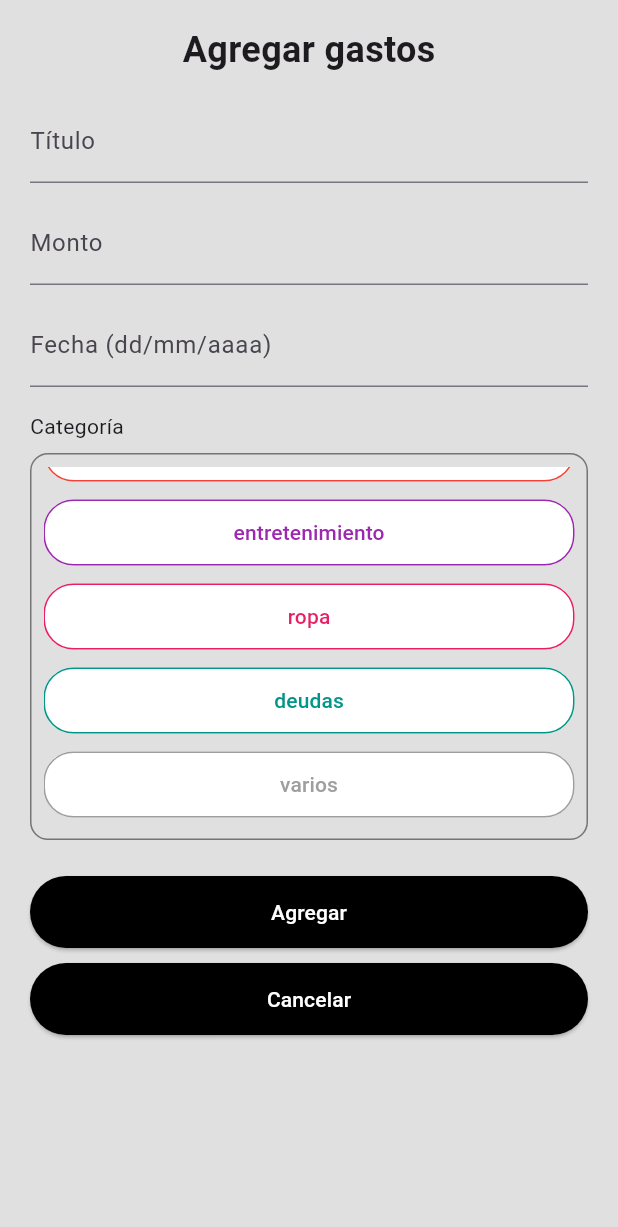
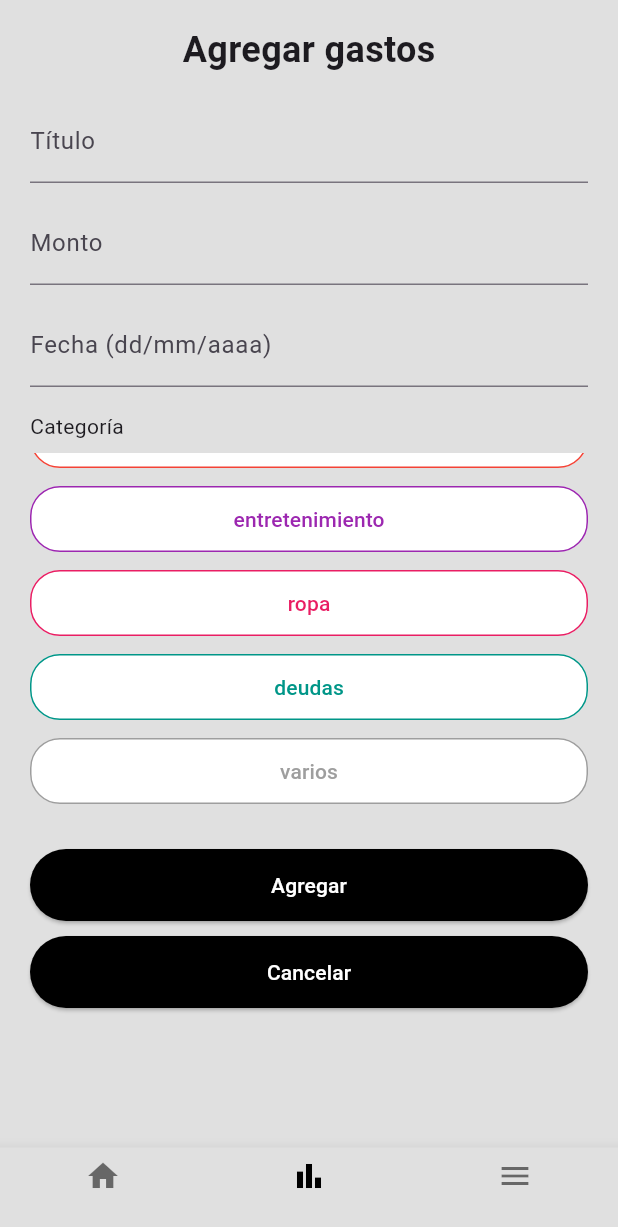
Before and after one commit to OnaLabay/AppControlGastos, a Flutter app: the PantallaGastos screen opened by its route, scrolled down 264 dp, after a tap on "Agregar", on a phone screen of 412 x 824 dp. Shown: the top 1227 px of the screen. Run offline on Flutter 3.47's test engine with Material 3 defaults, Android fonts, the phone set to English and light mode, and no system bars; our stand-ins replace cloud_firestore, firebase_auth, firebase_core; accounts and stored records are empty.

Commit message:
agrego pagina gastos e historial con el menu y botones

```diff
--- a/lib/pages/gastos_pages.dart
+++ b/lib/pages/gastos_pages.dart
@@ -1,6 +1,11 @@
 import 'package:flutter/material.dart';
 import 'package:cloud_firestore/cloud_firestore.dart';
 import 'package:firebase_auth/firebase_auth.dart';
+import '../pages/login_page.dart';
+import '../pages/estadisticas_page.dart';
+import '../pages/historial.dart';
+import '../pages/ingresos_page.dart';
+import '../pages/inicio_page.dart';
 
 class PantallaGastos extends StatefulWidget {
   const PantallaGastos({super.key});
@@ -63,7 +68,13 @@ class _PantallaGastosState extends State<PantallaGastos> {
         const SnackBar(content: Text('Gasto agregado')),
       );
 
-      cancelar();
+      cancelar(); // Limpia los campos
+
+      // Navegar a la pantalla de inicio después de agregar el gasto
+      Navigator.pushReplacement(
+        context,
+        MaterialPageRoute(builder: (context) =>  InicioPage()),
+      );
     }
   }
 
@@ -81,6 +92,13 @@ class _PantallaGastosState extends State<PantallaGastos> {
     return Scaffold(
       backgroundColor: Colors.grey[300],
       body: SafeArea(
+        child: LayoutBuilder(
+          builder: (BuildContext context, BoxConstraints viewportConstraints) {
+            return SingleChildScrollView(
+              child: ConstrainedBox(
+                constraints: BoxConstraints(
+                  minHeight: viewportConstraints.maxHeight - 60, // Altura mínima menos la altura del BottomNavigationBar
+                ),
                 child: Padding(
                   padding: const EdgeInsets.symmetric(horizontal: 20, vertical: 16),
                   child: Column(
@@ -93,44 +111,31 @@ class _PantallaGastosState extends State<PantallaGastos> {
                         ),
                       ),
                       const SizedBox(height: 16),
-
                       TextField(
                         controller: _tituloController,
                         decoration: const InputDecoration(labelText: 'Título'),
                       ),
                       const SizedBox(height: 12),
-
                       TextField(
                         controller: _montoController,
                         keyboardType: TextInputType.number,
                         decoration: const InputDecoration(labelText: 'Monto', prefixText: '\$ '),
                       ),
                       const SizedBox(height: 12),
-
                       TextField(
                         controller: _fechaController,
                         decoration: const InputDecoration(labelText: 'Fecha (dd/mm/aaaa)'),
                       ),
                       const SizedBox(height: 16),
-
                       const Text('Categoría'),
                       const SizedBox(height: 8),
-
-              Container(
-                padding: const EdgeInsets.all(8),
-                decoration: BoxDecoration(
-                  color: Colors.grey[300],
-                  border: Border.all(color: Colors.grey[600]!),
-                  borderRadius: BorderRadius.circular(12),
-                ),
-                child: SizedBox(
-                  height: 240, // Altura fija con scroll interno
+                      SizedBox(
+                        height: 240,
                         child: SingleChildScrollView(
                           child: Column(
                             children: categorias.map((categoria) {
                               final isSelected = selectedCategoria == categoria;
                               final color = categoriaColors[categoria]!;
-
                               return Container(
                                 margin: const EdgeInsets.symmetric(vertical: 4),
                                 child: OutlinedButton(
@@ -155,10 +160,7 @@ class _PantallaGastosState extends State<PantallaGastos> {
                           ),
                         ),
                       ),
-              ),
-
                       const SizedBox(height: 24),
-
                       Column(
                         crossAxisAlignment: CrossAxisAlignment.stretch,
                         children: [
@@ -188,5 +190,47 @@ class _PantallaGastosState extends State<PantallaGastos> {
                 ),
               ),
             );
+          },
+        ),
+      ),
+      bottomNavigationBar: BottomNavigationBar(
+        backgroundColor: Colors.grey[300],
+        selectedItemColor: Colors.black,
+        unselectedItemColor: Colors.black54,
+        currentIndex: 1, // Estás en la sección de "gastos"
+        onTap: (index) {
+          if (index == 0) {
+            Navigator.pushReplacement(
+              context,
+              MaterialPageRoute(builder: (context) => const InicioPage()),
+            );
+          } else if (index == 1) {
+            Navigator.pushReplacement(
+              context,
+              MaterialPageRoute(builder: (context) => const EstadisticasPage()),
+            );
+          } else if (index == 2) {
+            Navigator.pushReplacement(
+              context,
+              MaterialPageRoute(builder: (context) => const PantallaHistorial()),
+            );
+          }
+        },
+        items: const [
+          BottomNavigationBarItem(
+            icon: Icon(Icons.home),
+            label: '',
+          ),
+          BottomNavigationBarItem(
+            icon: Icon(Icons.bar_chart),
+            label: '',
+          ),
+          BottomNavigationBarItem(
+            icon: Icon(Icons.menu),
+            label: '',
+          ),
+        ],
+      ),
+    );
   }
 }
```
Also changed, not shown: lib/pages/historial.dart (+21 -8 lines). Lines whose indentation alone changed are shown as unchanged.
